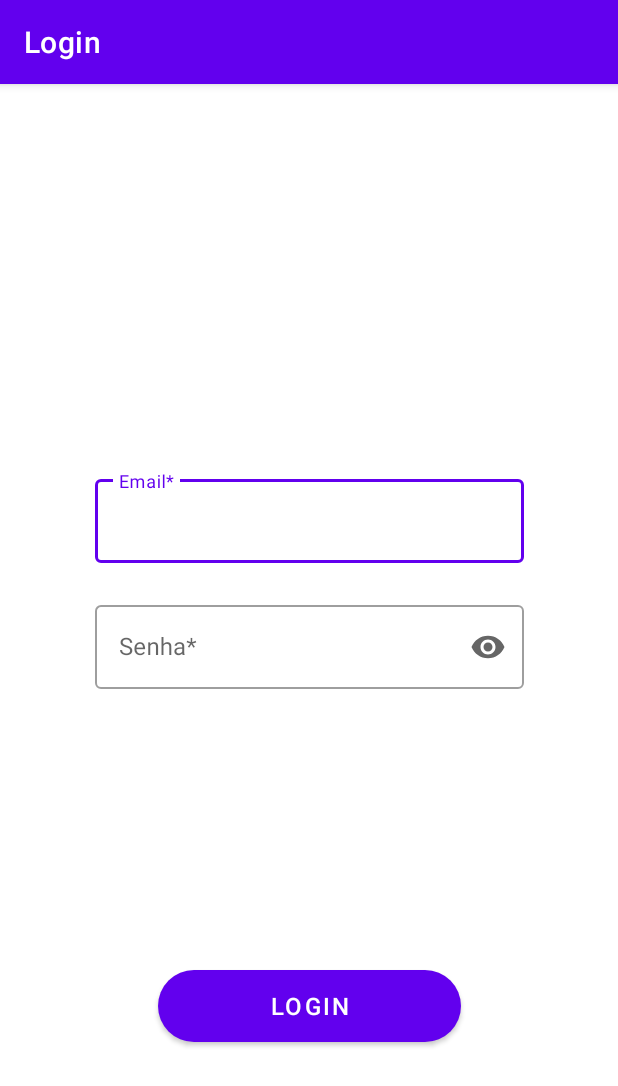
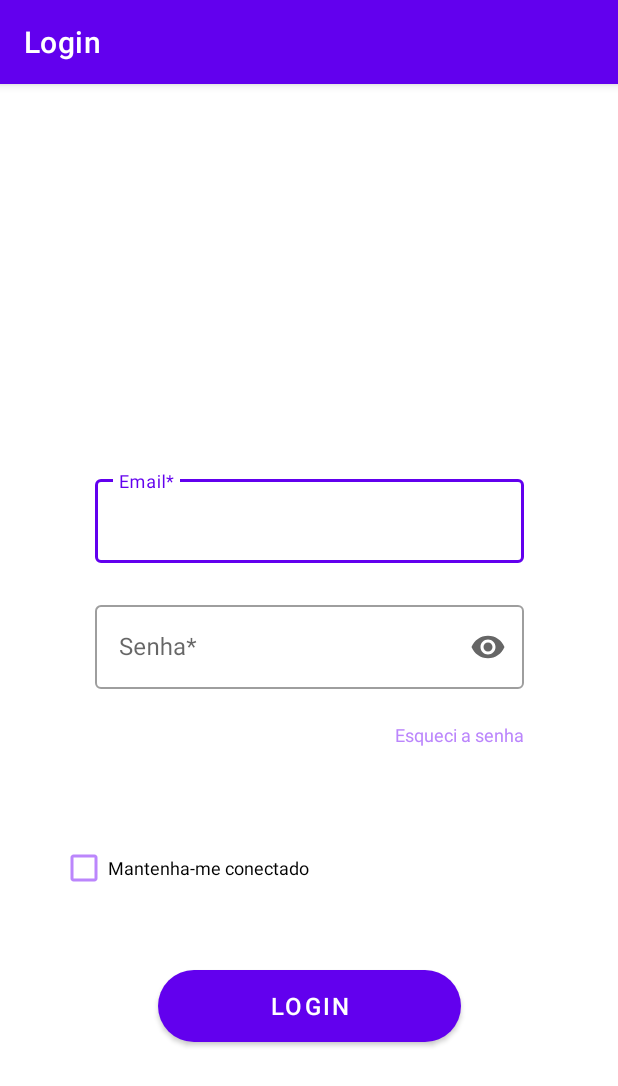
Before and after one commit to Victor-Drt/ifam-devm-appacai, an Android app: the LoginActivity screen opened directly, with no data from a screen before it, on a phone screen of 412 x 824 dp. Shown: the top 1086 px of the screen. Run offline under Robolectric (Android 15) with nearby library versions, the phone set to English and light mode, and no system bars; libraries missing offline, so code that uses them is left out: org.jetbrains.anko.

Commit message:
feat: recuperacao de senha do admin concluida.

```diff
--- a/AppAcai/app/src/main/AndroidManifest.xml
+++ b/AppAcai/app/src/main/AndroidManifest.xml
@@ -9,6 +9,12 @@
         android:roundIcon="@mipmap/ic_launcher_round"
         android:supportsRtl="true"
         android:theme="@style/Theme.AppAcai">
+        <activity
+            android:name=".ui.senha.AlterarSenhaActivity"
+            android:exported="false" />
+        <activity
+            android:name=".ui.senha.RecuperarSenhaActivity"
+            android:exported="false" />
         <activity
             android:name=".ui.home.HomeActivity"
             android:exported="false" />
--- a/AppAcai/app/src/main/java/com/ifam/devm/appacai/ui/login/LoginActivity.kt
+++ b/AppAcai/app/src/main/java/com/ifam/devm/appacai/ui/login/LoginActivity.kt
@@ -14,6 +14,7 @@ import com.ifam.devm.appacai.R
 import com.ifam.devm.appacai.model.Usuario
 import com.ifam.devm.appacai.repository.room.AppDatabase
 import com.ifam.devm.appacai.ui.home.HomeActivity
+import com.ifam.devm.appacai.ui.senha.RecuperarSenhaActivity
 import kotlinx.android.synthetic.main.activity_login.*
 import org.jetbrains.anko.AnkoAsyncContext
 import org.jetbrains.anko.doAsync
@@ -29,6 +30,12 @@ class LoginActivity : AppCompatActivity() {
         super.onCreate(savedInstanceState)
         setContentView(R.layout.activity_login)
         title = "Login"
+
+        //tela de recuperacao de senha
+        txtViewEsqueciSenha.setOnClickListener {
+            //Quando o "esqueci a senha" for clicado abre a activity RecuperarSenhaActivity
+            startActivity(Intent(this, RecuperarSenhaActivity::class.java))
+        }
 
         //setando botao entrar
         btLogin.setOnClickListener {
--- a/AppAcai/app/src/main/res/layout/activity_login.xml
+++ b/AppAcai/app/src/main/res/layout/activity_login.xml
@@ -58,6 +58,42 @@
             android:textSize="16sp" />
     </com.google.android.material.textfield.TextInputLayout>
 
+    <com.google.android.material.textview.MaterialTextView
+        android:id="@+id/txtViewEsqueciSenha"
+        android:layout_width="113dp"
+        android:layout_height="16dp"
+        android:layout_marginStart="210dp"
+        android:layout_marginTop="362dp"
+        android:layout_marginEnd="37dp"
+        android:layout_marginBottom="264dp"
+        android:gravity="end"
+        android:text="@string/text_recuperarSenha"
+        android:textColor="@color/purple_200"
+        android:textSize="12sp"
+        app:layout_constraintBottom_toBottomOf="parent"
+        app:layout_constraintEnd_toEndOf="parent"
+        app:layout_constraintStart_toStartOf="parent"
+        app:layout_constraintTop_toTopOf="parent" />
+
+
+    <com.google.android.material.checkbox.MaterialCheckBox
+        android:id="@+id/materialCheckBox"
+        android:layout_width="match_parent"
+        android:layout_height="wrap_content"
+        android:layout_marginStart="40dp"
+        android:layout_marginTop="75dp"
+        android:layout_marginEnd="40dp"
+        android:layout_marginBottom="61dp"
+        android:checked="false"
+        android:text="@string/text_manterConectado"
+        android:textSize="12sp"
+        app:buttonTint="@color/purple_200"
+        app:layout_constraintBottom_toTopOf="@+id/btLogin"
+        app:layout_constraintEnd_toEndOf="parent"
+        app:layout_constraintHorizontal_bias="1.0"
+        app:layout_constraintStart_toStartOf="parent"
+        app:layout_constraintTop_toBottomOf="@+id/txtViewEsqueciSenha"
+        app:layout_constraintVertical_bias="0.439" />
 
     <com.google.android.material.button.MaterialButton
         android:id="@+id/btLogin"
--- a/AppAcai/app/src/main/res/values/strings.xml
+++ b/AppAcai/app/src/main/res/values/strings.xml
@@ -8,4 +8,10 @@
     <string name="text_senha_field">Senha*</string>
     <string name="cadastrar">Cadastrar</string>
     <string name="text_fazerLogin">Login</string>
+    <string name="text_recuperarSenha">Esqueci a senha</string>
+    <string name="text_manterConectado">Mantenha-me conectado</string>
+    <string name="instrucao_recuperar_senha1">Insira o e-mail cadastrado para alterar a senha</string>
+    <string name="text_continuar_rec">continuar</string>
+    <string name="text_recuperarSenha2">Insira a nova senha</string>
+    <string name="text_alterar_senha">Alterar Senha</string>
 </resources>
```
Also changed, not shown: AppAcai/app/src/main/java/com/ifam/devm/appacai/ui/senha/AlterarSenhaActivity.kt (added, +81 -0 lines), AppAcai/app/src/main/java/com/ifam/devm/appacai/ui/senha/RecuperarSenhaActivity.kt (added, +105 -0 lines), AppAcai/app/src/main/java/com/ifam/devm/appacai/ui/senha/RecuperarSenhaViewModel.kt (added, +35 -0 lines), AppAcai/app/src/main/res/layout/activity_alterar_senha.xml (added, +86 -0 lines), AppAcai/app/src/main/res/layout/activity_recuperar_senha.xml (added, +66 -0 lines).
